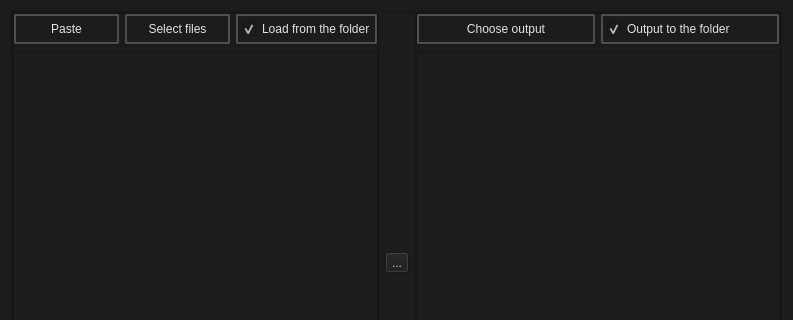
The window that src/batch_creator/dialog.ui (dertwist/Hammer5Tools) describes before a commit, drawn with Qt 5; both pictures show x 0 to 793 and y 0 to 320 of the 793 by 645 pixel window.
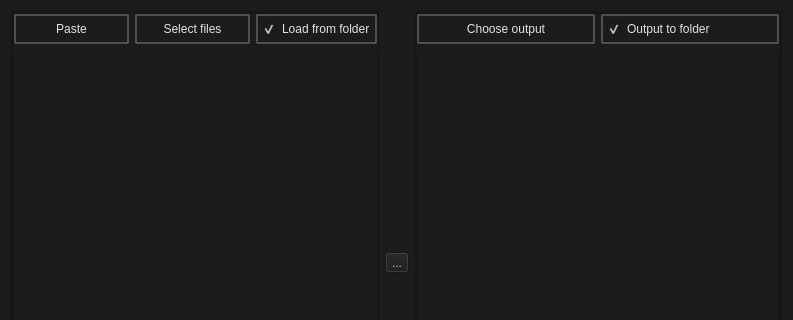
The same window after the commit. Icons and pictures are not drawn.

Commit message: asset group maker

Patch:
```diff
--- a/src/batch_creator/dialog.ui
+++ b/src/batch_creator/dialog.ui
@@ -207,7 +207,7 @@
 }</string>
               </property>
               <property name="text">
-               <string>Load from the folder</string>
+               <string>Load from folder</string>
               </property>
               <property name="iconSize">
                <size>
@@ -371,7 +371,7 @@
 }</string>
               </property>
               <property name="text">
-               <string>Output to the folder</string>
+               <string>Output to folder</string>
               </property>
               <property name="iconSize">
                <size>
```
The commit also changes 2 other files.
